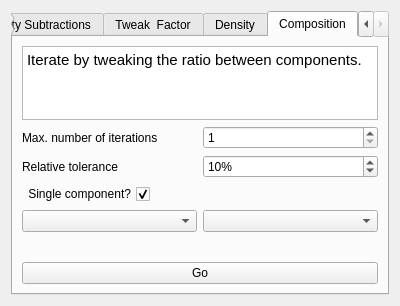
This is src/gui/widgets/ui_files/iterationDialog.ui in disorderedmaterials/GudPy as Qt 5 draws it before an edit. The edited form follows.
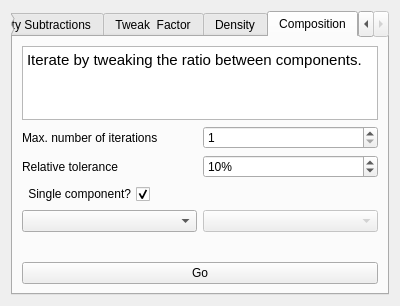
This is the edited form.

Commit message: feat: comprehensive refactoring of iteration dialog.

Patch:
```diff
--- a/src/gui/widgets/ui_files/iterationDialog.ui
+++ b/src/gui/widgets/ui_files/iterationDialog.ui
@@ -287,7 +287,11 @@
           <widget class="QComboBox" name="firstComponentComboBox"/>
          </item>
          <item>
-          <widget class="QComboBox" name="secondComponentComboBox"/>
+          <widget class="QComboBox" name="secondComponentComboBox">
+           <property name="enabled">
+            <bool>false</bool>
+           </property>
+          </widget>
          </item>
         </layout>
        </item>
```
Left out of the diff: 10 changed lines with no effect on the pictures. The commit also changes 1 other file.
